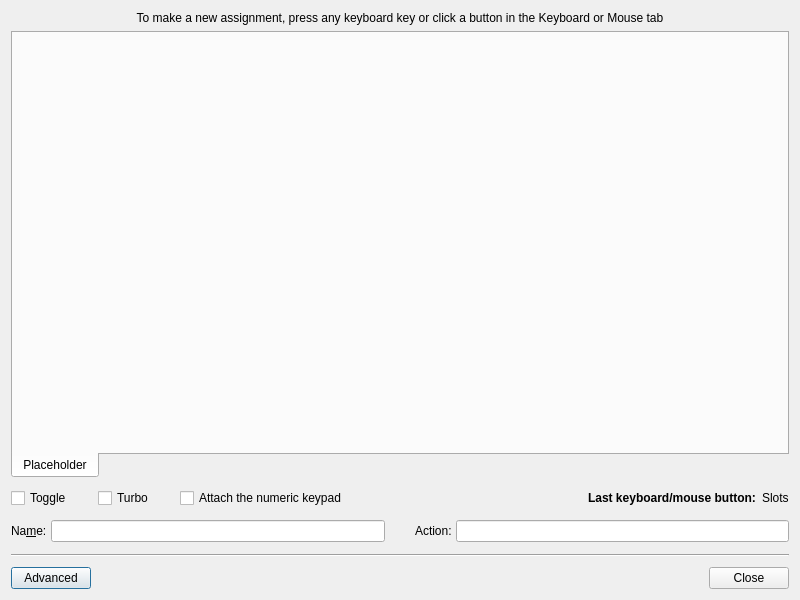
First picture: the form in src/gui/buttoneditdialog.ui, repository davaughnl/Pad, before the edit.
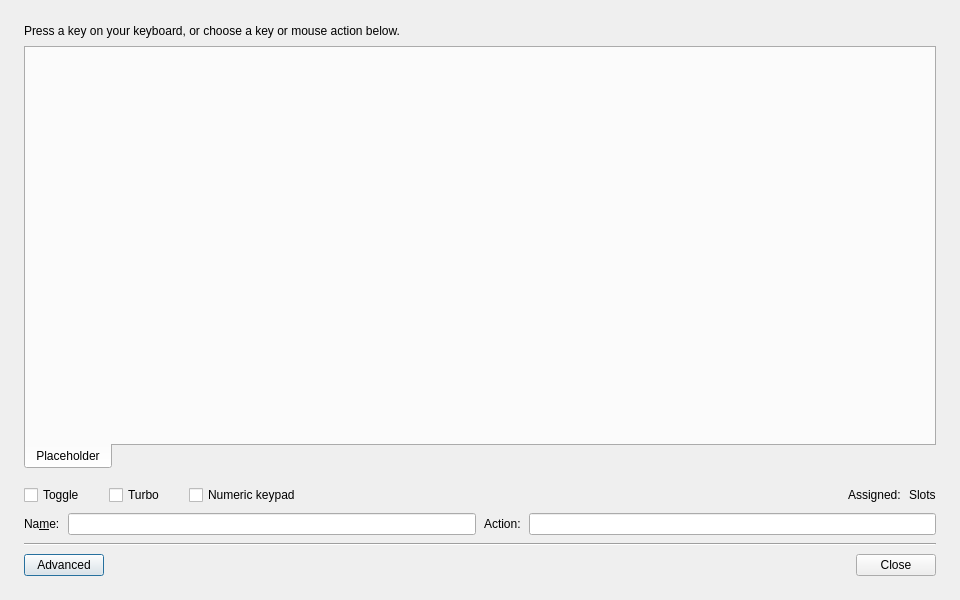
Second picture: the form after the edit. Icons and pictures are not drawn. Custom widgets are drawn as their Qt base class.

Commit message: Redesign responsive keyboard mouse and advanced assignment editors

Diff of the .ui file:
```diff
--- a/src/gui/buttoneditdialog.ui
+++ b/src/gui/buttoneditdialog.ui
@@ -9,14 +9,14 @@
    <rect>
     <x>0</x>
     <y>0</y>
-    <width>800</width>
+    <width>960</width>
     <height>600</height>
    </rect>
   </property>
   <property name="minimumSize">
    <size>
     <width>800</width>
-    <height>600</height>
+    <height>520</height>
    </size>
   </property>
   <property name="windowTitle">
@@ -29,8 +29,29 @@
    <bool>false</bool>
   </property>
   <layout class="QVBoxLayout" name="verticalLayout">
+   <property name="bottomMargin">
+    <number>24</number>
+   </property>
+   <property name="rightMargin">
+    <number>24</number>
+   </property>
+   <property name="topMargin">
+    <number>24</number>
+   </property>
+   <property name="leftMargin">
+    <number>24</number>
+   </property>
+   <property name="spacing">
+    <number>8</number>
+   </property>
    <item>
     <widget class="QLabel" name="helpAssignLabel">
+     <property name="text">
+      <string>Press a key on your keyboard, or choose a key or mouse action below.</string>
+     </property>
+     <property name="alignment">
+      <set>Qt::AlignLeft|Qt::AlignVCenter</set>
+     </property>
      <property name="sizePolicy">
       <sizepolicy hsizetype="Preferred" vsizetype="Preferred">
        <horstretch>0</horstretch>
@@ -40,15 +61,9 @@
      <property name="lineWidth">
       <number>1</number>
      </property>
-     <property name="text">
-      <string>To make a new assignment, press any keyboard key or click a button in the Keyboard or Mouse tab</string>
-     </property>
      <property name="scaledContents">
       <bool>false</bool>
      </property>
-     <property name="alignment">
-      <set>Qt::AlignCenter</set>
-     </property>
      <property name="wordWrap">
       <bool>true</bool>
      </property>
@@ -82,14 +97,29 @@
      </property>
      <property name="sizeHint" stdset="0">
       <size>
-       <width>20</width>
-       <height>4</height>
+       <width>16</width>
+       <height>8</height>
       </size>
      </property>
     </spacer>
    </item>
    <item>
     <layout class="QHBoxLayout" name="horizontalLayout_18">
+     <property name="bottomMargin">
+      <number>0</number>
+     </property>
+     <property name="rightMargin">
+      <number>0</number>
+     </property>
+     <property name="topMargin">
+      <number>0</number>
+     </property>
+     <property name="leftMargin">
+      <number>0</number>
+     </property>
+     <property name="spacing">
+      <number>8</number>
+     </property>
      <item>
       <widget class="QCheckBox" name="toggleCheckBox">
        <property name="toolTip">
@@ -110,14 +140,29 @@
        </property>
        <property name="sizeHint" stdset="0">
         <size>
-         <width>20</width>
-         <height>20</height>
+         <width>16</width>
+         <height>16</height>
         </size>
        </property>
       </spacer>
      </item>
      <item>
       <layout class="QHBoxLayout" name="horizontalLayout_16">
+       <property name="bottomMargin">
+        <number>0</number>
+       </property>
+       <property name="rightMargin">
+        <number>0</number>
+       </property>
+       <property name="topMargin">
+        <number>0</number>
+       </property>
+       <property name="leftMargin">
+        <number>0</number>
+       </property>
+       <property name="spacing">
+        <number>8</number>
+       </property>
        <item>
         <widget class="QCheckBox" name="turboCheckBox">
          <property name="toolTip">
@@ -138,20 +183,20 @@
          </property>
          <property name="sizeHint" stdset="0">
           <size>
-           <width>20</width>
-           <height>20</height>
+           <width>16</width>
+           <height>16</height>
           </size>
          </property>
         </spacer>
        </item>
        <item>
         <widget class="QCheckBox" name="attachNumKeypadCheckbox">
+         <property name="text">
+          <string>Numeric keypad</string>
+         </property>
          <property name="toolTip">
           <string>Remember, it won't work if you don't have such keypad connected to computer or if it's not embedded like in desktop PCs</string>
          </property>
-         <property name="text">
-          <string>Attach the numeric keypad</string>
-         </property>
         </widget>
        </item>
        <item>
@@ -164,8 +209,8 @@
          </property>
          <property name="sizeHint" stdset="0">
           <size>
-           <width>20</width>
-           <height>20</height>
+           <width>16</width>
+           <height>16</height>
           </size>
          </property>
         </spacer>
@@ -174,17 +219,32 @@
      </item>
      <item>
       <layout class="QHBoxLayout" name="horizontalLayout_17">
+       <property name="bottomMargin">
+        <number>0</number>
+       </property>
+       <property name="rightMargin">
+        <number>0</number>
+       </property>
+       <property name="topMargin">
+        <number>0</number>
+       </property>
+       <property name="leftMargin">
+        <number>0</number>
+       </property>
+       <property name="spacing">
+        <number>8</number>
+       </property>
        <item>
         <widget class="QLabel" name="label_5">
+         <property name="text">
+          <string>Assigned:</string>
+         </property>
          <property name="font">
           <font>
-           <weight>75</weight>
+           <weight>50</weight>
            <bold>false</bold>
           </font>
          </property>
-         <property name="text">
-          <string>Last keyboard/mouse button:</string>
-         </property>
         </widget>
        </item>
        <item>
@@ -203,19 +263,37 @@
    </item>
    <item>
     <layout class="QHBoxLayout" name="horizontalLayout_4">
-     <property name="spacing">
-      <number>30</number>
-     </property>
-     <property name="topMargin">
-      <number>6</number>
-     </property>
      <property name="bottomMargin">
-      <number>6</number>
+      <number>0</number>
+     </property>
+     <property name="rightMargin">
+      <number>0</number>
+     </property>
+     <property name="topMargin">
+      <number>0</number>
+     </property>
+     <property name="leftMargin">
+      <number>0</number>
+     </property>
+     <property name="spacing">
+      <number>8</number>
      </property>
      <item>
       <layout class="QHBoxLayout" name="horizontalLayout_3">
+       <property name="bottomMargin">
+        <number>0</number>
+       </property>
+       <property name="rightMargin">
+        <number>0</number>
+       </property>
+       <property name="topMargin">
+        <number>0</number>
+       </property>
+       <property name="leftMargin">
+        <number>0</number>
+       </property>
        <property name="spacing">
-        <number>4</number>
+        <number>8</number>
        </property>
        <item>
         <widget class="QLabel" name="buttonNameLabel">
@@ -241,8 +319,20 @@
      </item>
      <item>
       <layout class="QHBoxLayout" name="horizontalLayout_2">
+       <property name="bottomMargin">
+        <number>0</number>
+       </property>
+       <property name="rightMargin">
+        <number>0</number>
+       </property>
+       <property name="topMargin">
+        <number>0</number>
+       </property>
+       <property name="leftMargin">
+        <number>0</number>
+       </property>
        <property name="spacing">
-        <number>4</number>
+        <number>8</number>
        </property>
        <item>
         <widget class="QLabel" name="actionNameLabel">
@@ -278,8 +368,20 @@
    </item>
    <item>
     <layout class="QHBoxLayout" name="horizontalLayout">
+     <property name="bottomMargin">
+      <number>0</number>
+     </property>
+     <property name="rightMargin">
+      <number>0</number>
+     </property>
      <property name="topMargin">
-      <number>4</number>
+      <number>0</number>
+     </property>
+     <property name="leftMargin">
+      <number>0</number>
+     </property>
+     <property name="spacing">
+      <number>8</number>
      </property>
      <item>
       <widget class="QPushButton" name="advancedPushButton">
```
Left out of the diff: 6 changed lines with no effect on the pictures. The commit also changes 4 other files.
